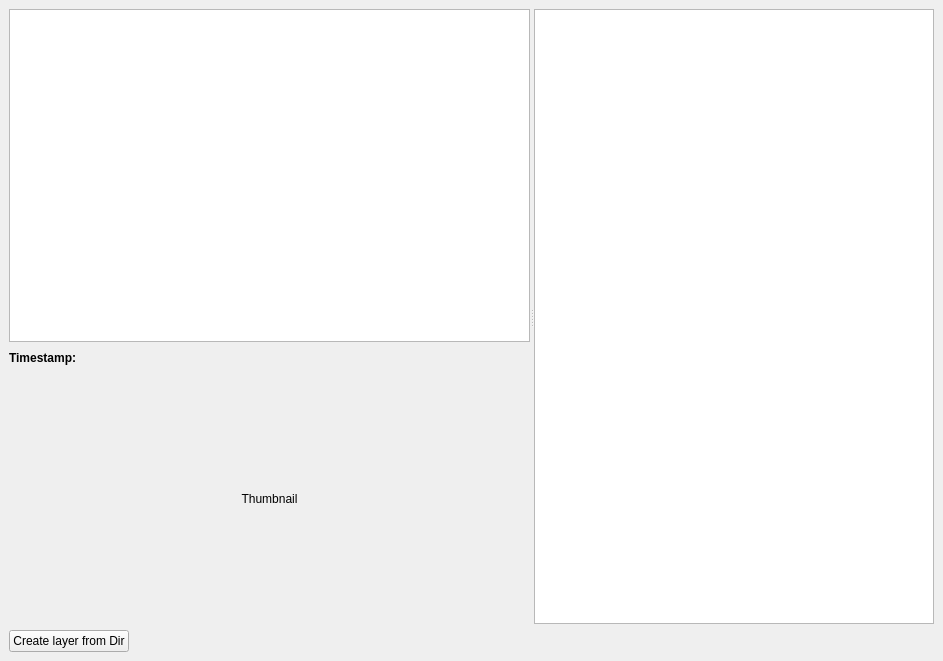
Old version of the form src/egtmainwindowgui.ui in the repository alexbruy/EasyGeoTagger.
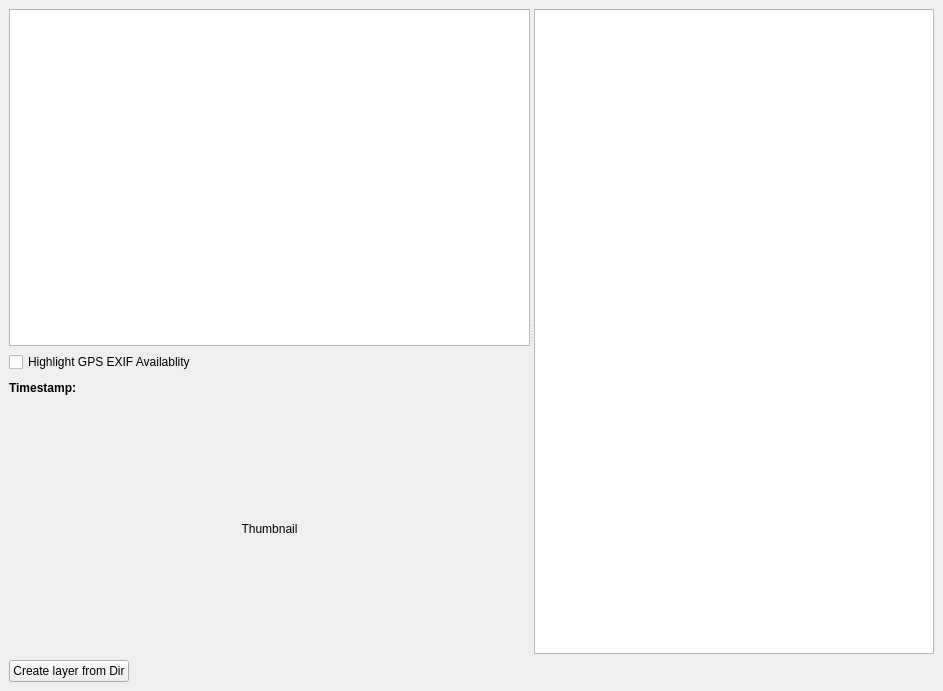
New version of the form.

Commit message: -Added checkbox to turn off highlighting of GPS EXIF data availablity

Diff of the .ui file:
```diff
--- a/src/egtmainwindowgui.ui
+++ b/src/egtmainwindowgui.ui
@@ -6,7 +6,7 @@
     <x>0</x>
     <y>0</y>
     <width>943</width>
-    <height>661</height>
+    <height>691</height>
    </rect>
   </property>
   <property name="windowTitle" >
@@ -37,7 +37,7 @@
           </property>
          </widget>
         </item>
-        <item row="1" column="0" >
+        <item row="2" column="0" >
          <widget class="QLabel" name="label" >
           <property name="text" >
            <string>&lt;html>&lt;head>&lt;meta name="qrichtext" content="1" />&lt;style type="text/css">
@@ -47,7 +47,7 @@
           </property>
          </widget>
         </item>
-        <item row="1" column="1" >
+        <item row="2" column="1" >
          <widget class="QLabel" name="labelTimestamp" >
           <property name="minimumSize" >
            <size>
@@ -60,7 +60,7 @@
           </property>
          </widget>
         </item>
-        <item row="1" column="2" >
+        <item row="2" column="2" >
          <spacer>
           <property name="orientation" >
            <enum>Qt::Horizontal</enum>
@@ -76,7 +76,7 @@
           </property>
          </spacer>
         </item>
-        <item row="2" column="0" colspan="3" >
+        <item row="3" column="0" colspan="3" >
          <widget class="QLabel" name="labelThumbnail" >
           <property name="sizePolicy" >
            <sizepolicy vsizetype="Preferred" hsizetype="MinimumExpanding" >
@@ -107,6 +107,13 @@
           </property>
          </widget>
         </item>
+        <item row="1" column="0" colspan="2" >
+         <widget class="QCheckBox" name="chkbColorCodeFilenames" >
+          <property name="text" >
+           <string>Highlight GPS EXIF Availablity</string>
+          </property>
+         </widget>
+        </item>
        </layout>
       </widget>
       <widget class="QTableWidget" name="twExif" >
```
The commit also changes 4 other files.
